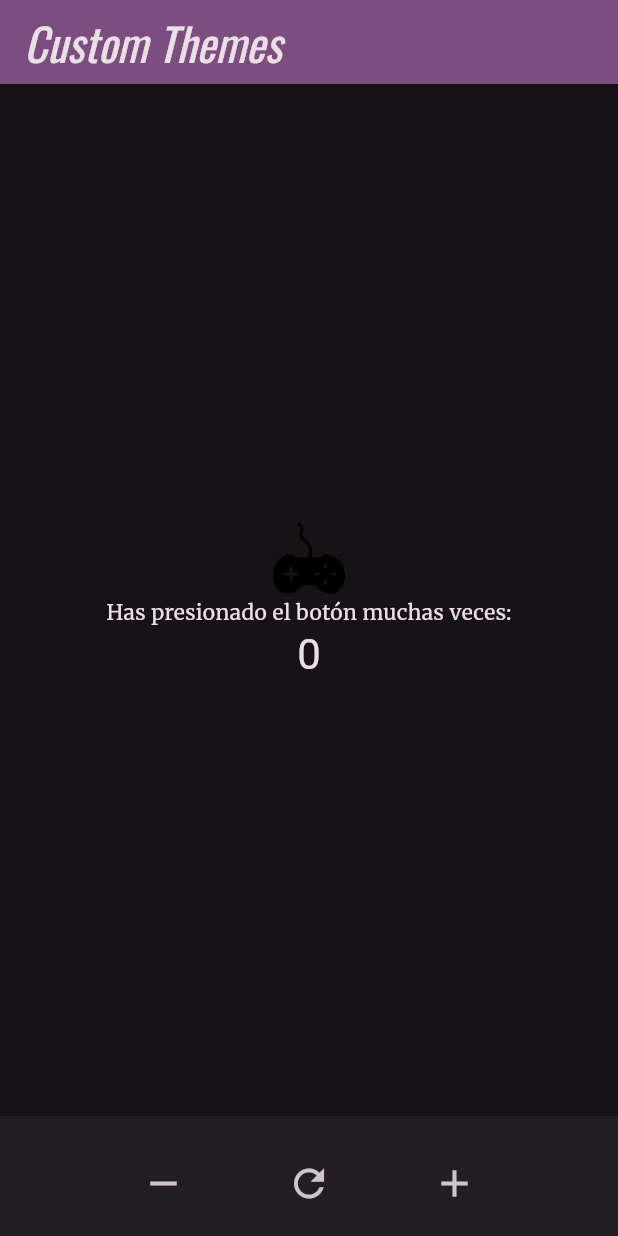
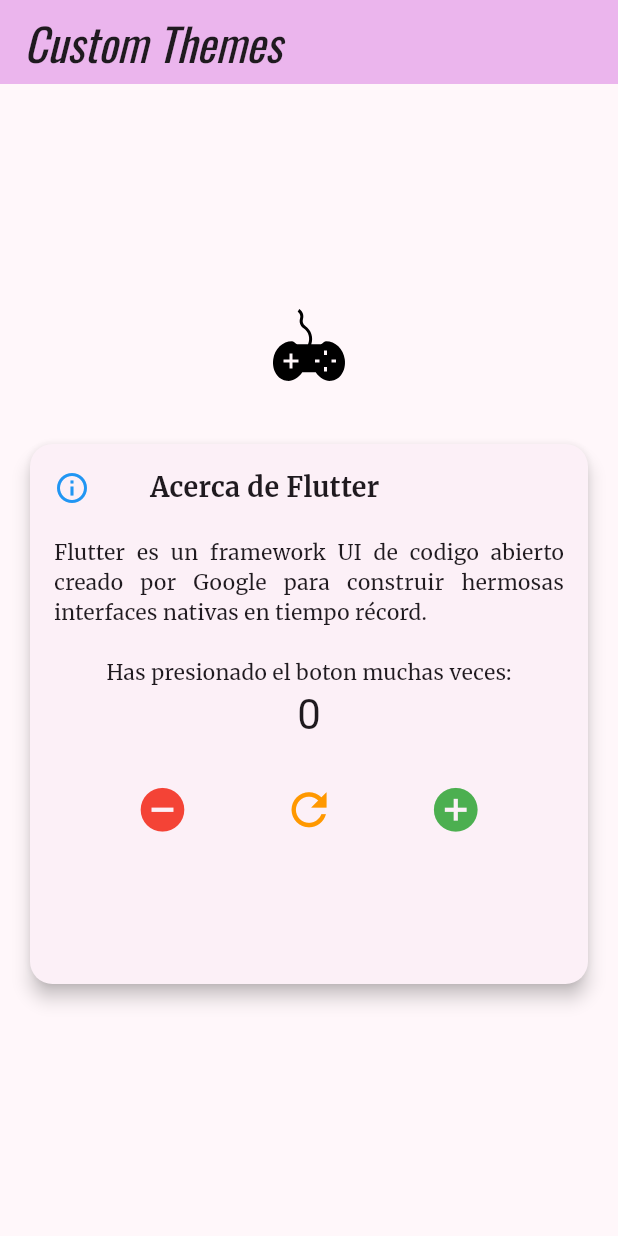
Before and after one commit to JohnCooper25/3479A321_2022479038, a Flutter app: the screen it shows after launch, on a phone screen of 412 x 824 dp. Run offline on Flutter 3.47's test engine with Material 3 defaults, Android fonts, the phone set to English and light mode, and no system bars; our stand-ins replace flutter_svg, google_fonts, logger.

Commit message:
avance_lab5

```diff
--- a/lib/Pages/home.page.dart
+++ b/lib/Pages/home.page.dart
@@ -1,8 +1,6 @@
 import 'package:flutter/material.dart';
 import 'package:flutter_svg/flutter_svg.dart';
 import 'package:logger/logger.dart';
-
-
 
 class MyHomePage extends StatefulWidget {
   final String title;
@@ -11,15 +9,12 @@ class MyHomePage extends StatefulWidget {
 
   @override
   State<MyHomePage> createState() => _MyHomePageState();
-
 }
-
 
 class _MyHomePageState extends State<MyHomePage> {
   int _counter = 0;
 
   final logger = Logger();
-
 
   void _incrementCounter() {
     setState(() {
@@ -42,39 +37,8 @@ class _MyHomePageState extends State<MyHomePage> {
     logger.i("Counter reset");
   }
 
-
-  Widget _buildBottomButtons() {
-    return BottomAppBar(
-      shape: const CircularNotchedRectangle(),
-      child: Padding(
-        padding: const EdgeInsets.symmetric(horizontal: 20, vertical: 10),
-        child: Row(
-          mainAxisAlignment: MainAxisAlignment.spaceEvenly,
-          children: [
-            IconButton(
-              onPressed: _decrementCounter,
-              icon: const Icon(Icons.remove, size: 30),
-              tooltip: 'Decrementar',
-            ),
-            IconButton(
-              onPressed: _resetCounter,
-              icon: const Icon(Icons.refresh, size: 30),
-              tooltip: 'Reiniciar',
-            ),
-            IconButton(
-              onPressed: _incrementCounter,
-              icon: const Icon(Icons.add, size: 30),
-              tooltip: 'Incrementar',
-            ),
-          ],
-        ),
-      ),
-    );
-  }
-
   @override
   Widget build(BuildContext context) {
-    // Agregar log aquí para cada vez que se construye el widget
     logger.i("Rebuilding MyHomePage");
 
     return Scaffold(
@@ -83,6 +47,7 @@ class _MyHomePageState extends State<MyHomePage> {
         title: Text(widget.title),
       ),
       body: Center(
+        child: SingleChildScrollView(
           child: Column(
             mainAxisAlignment: MainAxisAlignment.center,
             children: <Widget>[
@@ -90,15 +55,84 @@ class _MyHomePageState extends State<MyHomePage> {
                 'Assets/Icons/ICON_GAME.svg',
                 semanticsLabel: 'Dart Logo',
               ),
-            const Text('Has presionado el botón muchas veces:'),
+              const SizedBox(height: 20,),
+
+              // Card con todo el contenido
+              SizedBox(
+                width: 550,
+                height: 400,
+                child: Card(
+                  margin: const EdgeInsets.all(20),
+                  elevation: 5,
+                  shape: RoundedRectangleBorder(
+                    borderRadius: BorderRadius.circular(15),
+                  ),
+                  child: Padding(
+                    padding: const EdgeInsets.all(16.0),
+                    child: Column(
+                      children: [
+                        Row(
+                          children: const [
+                            Icon(Icons.info_outline, color: Colors.blue),
+                            SizedBox(width: 40),
+                            Text(
+                              'Acerca de Flutter',
+                              style: TextStyle(
+                                fontSize: 18,
+                                fontWeight: FontWeight.bold,
+                              ),
+                            ),
+                          ],
+                        ),
+                        const SizedBox(height: 20,),
+                        const Text(
+                          'Flutter es un framework UI de codigo abierto creado por Google para construir hermosas interfaces nativas en tiempo récord.',
+                          textAlign: TextAlign.justify,
+                        ),
+                        const SizedBox(height: 20,),
+
+                        // Contador
+                        const Text('Has presionado el boton muchas veces:'),
                         Text(
                           '$_counter',
                           style: Theme.of(context).textTheme.headlineMedium,
                         ),
+
+                        const SizedBox(height: 20,),
+
+                        // Botones dentro de la Card
+                        Row(
+                          mainAxisAlignment: MainAxisAlignment.spaceEvenly,
+                          children: [
+                            IconButton(
+                              onPressed: _decrementCounter,
+                              icon: const Icon(Icons.remove_circle, size: 35, color: Colors.red),
+                              tooltip: 'Decrementar',
+                            ),
+                            IconButton(
+                              onPressed: _resetCounter,
+                              icon: const Icon(Icons.refresh, size: 35, color: Colors.orange),
+                              tooltip: 'Reiniciar',
+                            ),
+                            IconButton(
+                              onPressed: _incrementCounter,
+                              icon: const Icon(Icons.add_circle, size: 35, color: Colors.green),
+                              tooltip: 'Incrementar',
+                            ),
+                          ],
+                        ),
                       ],
                     ),
                   ),
-      bottomNavigationBar: _buildBottomButtons(),
+                ),
+              ),
+            ],
+          ),
+        ),
+      ),
+      // Botón flotante eliminado
+      // floatingActionButton: null,
+      // bottomNavigationBar eliminado también
     );
   }
 }
--- a/lib/main.dart
+++ b/lib/main.dart
@@ -21,26 +21,20 @@ class MyApp extends StatelessWidget {
     return MaterialApp(
       title: appName,
       theme: ThemeData(
-        // Define the default brightness and colors.
+
         colorScheme: ColorScheme.fromSeed(
           seedColor: Colors.purple,
-          // TRY THIS: Change to "Brightness.light"
-          //           and see that all colors change
-          //           to better contrast a light background.
-          brightness: Brightness.dark,
+
+          brightness: Brightness.light,
         ),
 
-        // Define the default `TextTheme`. Use this to specify the default
-        // text styling for headlines, titles, bodies of text, and more.
+
         textTheme: TextTheme(
           displayLarge: const TextStyle(
             fontSize: 72,
             fontWeight: FontWeight.bold,
           ),
-          // TRY THIS: Change one of the GoogleFonts
-          //           to "lato", "poppins", or "lora".
-          //           The title uses "titleLarge"
-          //           and the middle text uses "bodyMedium".
+
           titleLarge: GoogleFonts.oswald(
             fontSize: 30,
             fontStyle: FontStyle.italic,
```
Lines whose indentation alone changed are shown as unchanged.
